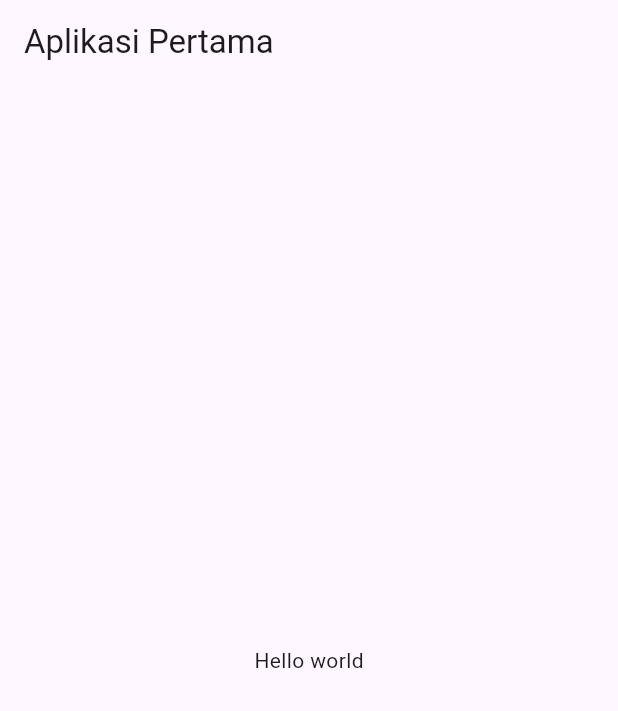
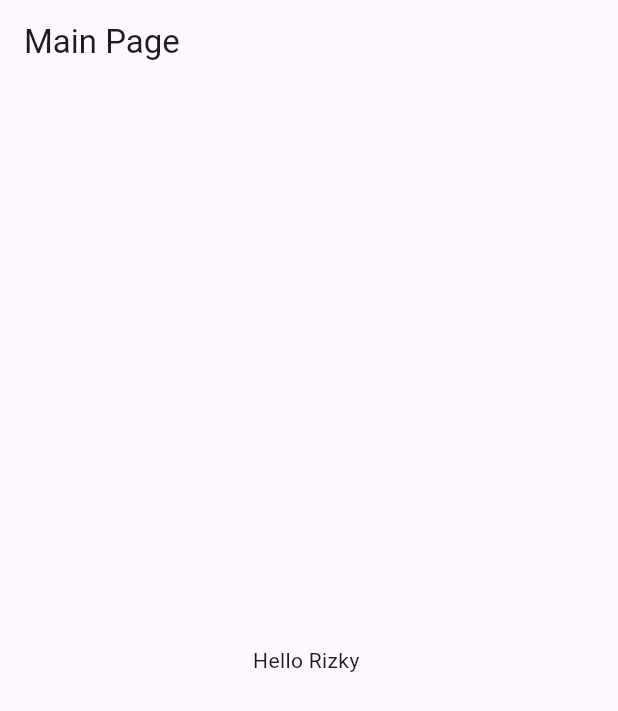
Before and after one commit to RizkyArdiansyahhh/learn-flutter, a Flutter app: the screen it shows after launch, on a phone screen of 412 x 824 dp. Shown: the top 711 px of the screen. Run offline on Flutter 3.47's test engine with Material 3 defaults, Android fonts, the phone set to English and light mode, and no system bars.

Commit message:
day 1 -> learn flutter

```diff
--- a/lib/main.dart
+++ b/lib/main.dart
@@ -1,18 +1,22 @@
 import 'package:flutter/material.dart';
+import 'package:flutter_application_2/main_page.dart';
 
-// Method main
 void main() {
-  runApp(new MyApp());
+  runApp(const MyApp());
 }
 
 class MyApp extends StatelessWidget {
   const MyApp({super.key});
-
   @override
   Widget build(BuildContext context) {
+    // MainPage mainPage = MainPage();
+    // // TODO: implement build
+    // MaterialApp materialApp = MaterialApp(
+    //   home: mainPage,
+    // );
+
     return MaterialApp(
-        home: Scaffold(
-            appBar: AppBar(title: Text("Aplikasi Pertama")),
-            body: Center(child: Text("Hello world"))));
+      home: const MainPage(),
+    );
   }
 }
--- /dev/null
+++ b/lib/main_page.dart
@@ -0,0 +1,14 @@
+import 'package:flutter/material.dart';
+
+class MainPage extends StatelessWidget {
+  const MainPage({super.key});
+
+  @override
+  Widget build(BuildContext context) {
+    return Scaffold(
+        appBar: AppBar(
+          title: Text("Main Page"),
+        ),
+        body: Center(child: Text("Hello Rizky ")));
+  }
+}
```
